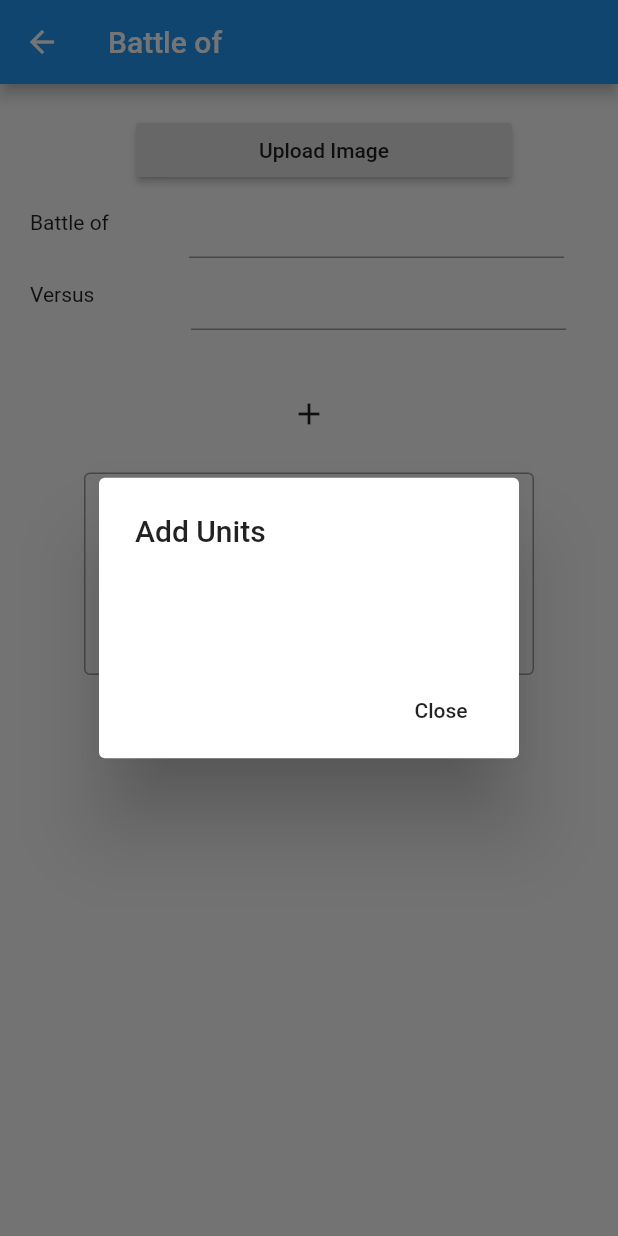
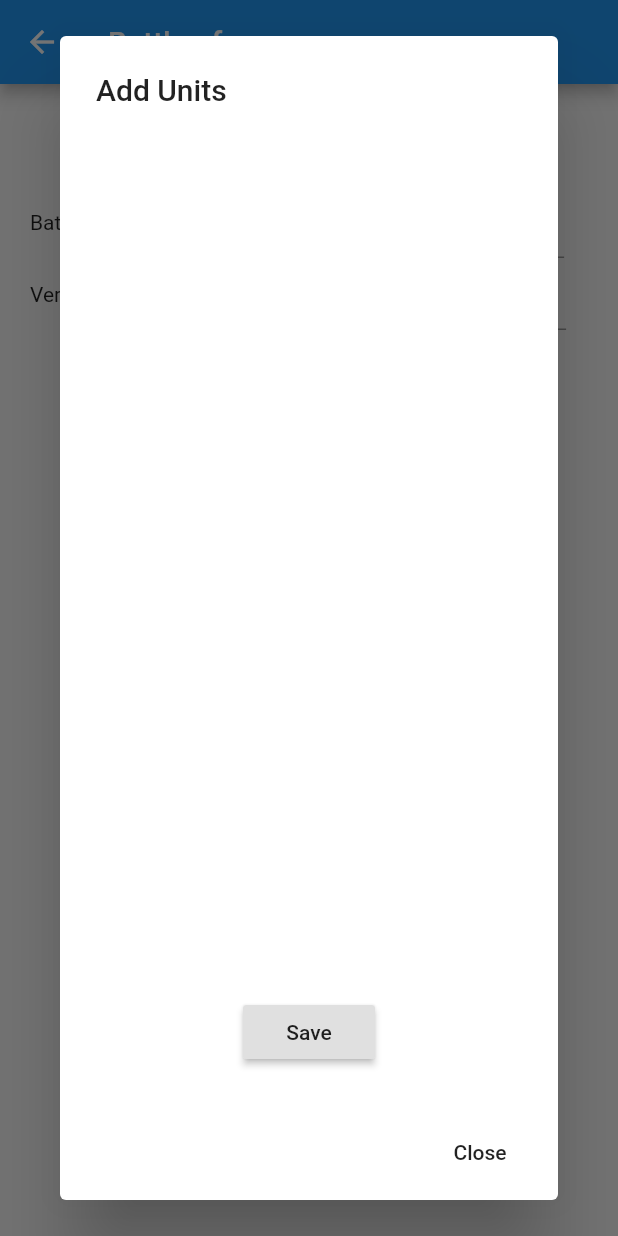
Before and after one commit to Jipwox/Croosade4DK, a Flutter app: the BattleDetailScrollView screen opened directly with empty values, after a tap on the "add" icon, on a phone screen of 412 x 824 dp. Run offline on Flutter 3.47's test engine with Material 2 defaults, Android fonts, the phone set to English and light mode, and no system bars; our stand-ins replace image_picker, material_design_icons_flutter, sqflite; accounts and stored records are empty; statements that could not run were skipped.

Commit message:
got battles to a functional state

```diff
--- a/croosade_4dk/lib/Widgets/BattleDetailScrollView.dart
+++ b/croosade_4dk/lib/Widgets/BattleDetailScrollView.dart
@@ -29,6 +29,7 @@ class _BattleDetailScrollViewState extends State<BattleDetailScrollView>{
   DateTime battleDate;
   Map<int,bool> checkedValues = new Map<int,bool>();
   Set<int> checkedIds = new Set<int>();
+  bool ischecked = false;
 
   String _imageFilePath;
   PickedFile _imageFile;
@@ -230,20 +231,34 @@ class _BattleDetailScrollViewState extends State<BattleDetailScrollView>{
                         barrierDismissible: true,
                         context: context,
                         builder: (BuildContext context) {
+                          List<CrusadeCardModel> difference = new List<CrusadeCardModel>();
+                          Set<int> cardModelsIds = new Set();
+                          Set<int> allCardModelsIds = new Set();
+                          widget.cardModels.forEach((element) {
+                            cardModelsIds.add(element.id);
+                          });
+                          widget.allCardModels.forEach((element) {
+                            allCardModelsIds.add(element.id);
+                          });
+                          Set<int> differenceSet = allCardModelsIds.difference(cardModelsIds);
+                          differenceSet.forEach((element) {
+                            difference.add(widget.allCardModels.firstWhere((element2) => element2.id == element));
+                          });
+
+                          difference.forEach((element) {
+                            checkedValues[element.id] = false;
+                            print(element.id.toString());
+                          });
+
                           return AlertDialog (
                             title: Text("Add Units"),
-                            content: StatefulBuilder(
-                                builder: (BuildContext context, StateSetter setState){
-                                  List<CrusadeCardModel> difference = widget.allCardModels.toSet().difference(widget.cardModels.toSet()).toList();
-                                  difference.forEach((element) {
-                                    checkedValues[element.id] = false;
-                                  });
-                                  return Container(
+                            content: Container(
+                              width: double.maxFinite,
                               child: Column(
                                 mainAxisSize: MainAxisSize.min,
                                 children: [
-                                        ListView.separated(
-                                          physics: NeverScrollableScrollPhysics(),
+                                  Expanded(
+                                    child: ListView.separated(
                                       shrinkWrap: true,
                                       padding: EdgeInsets.all(16.0),
                                       itemCount: difference.length,
@@ -253,10 +268,17 @@ class _BattleDetailScrollViewState extends State<BattleDetailScrollView>{
                                       separatorBuilder: (context, index) {
                                         return Divider();
                                       },),
+                                  ),
+                                  RaisedButton(
+                                    child: Text("Save"),
+                                    onPressed: () {
+                                      setState(() {
+                                        addBattleEntries();
+                                      });
+                                    },
+                                  ),
                                 ],
                               ),
-                                  );
-                                }
                             ),
                             actions: [
                               FlatButton(
@@ -309,23 +331,31 @@ class _BattleDetailScrollViewState extends State<BattleDetailScrollView>{
       CardBattleEntryModel cardBattleEntryModel = new CardBattleEntryModel(element, widget.battle.id);
       DatabaseProvider.db.insertCardBattleEntryModel(cardBattleEntryModel);
       widget.battleEntries.add(cardBattleEntryModel);
+      widget.cardModels.add(widget.allCardModels.firstWhere((element2) => element2.id == element));
     });
+    checkedIds.clear();
+    Navigator.of(context).pop(true); //supposedly the "true" param will refresh the UI on pop
   }
 
   Widget _buildAddEntryRow(CrusadeCardModel cardModel) {
     String title = "${cardModel.name} / PR: ${cardModel.powerRating} / ${cardModel.rank}";
+    return StatefulBuilder(
+        builder: (BuildContext context, StateSetter setState) {
           return CheckboxListTile(
             title: Text(title),
             controlAffinity: ListTileControlAffinity.leading,
             value: checkedValues[cardModel.id],
             onChanged: (bool value){
-        print(value);
+              print("checkValue = $value");
               setState(() {
+                ischecked = value;
                 checkedValues[cardModel.id] = value;
                 if(value)checkedIds.add(cardModel.id);
                 if(!value) checkedIds.remove(cardModel.id);
               });
             },
+          );
+        }
     );
   }
 
```
Lines whose indentation alone changed are shown as unchanged.
